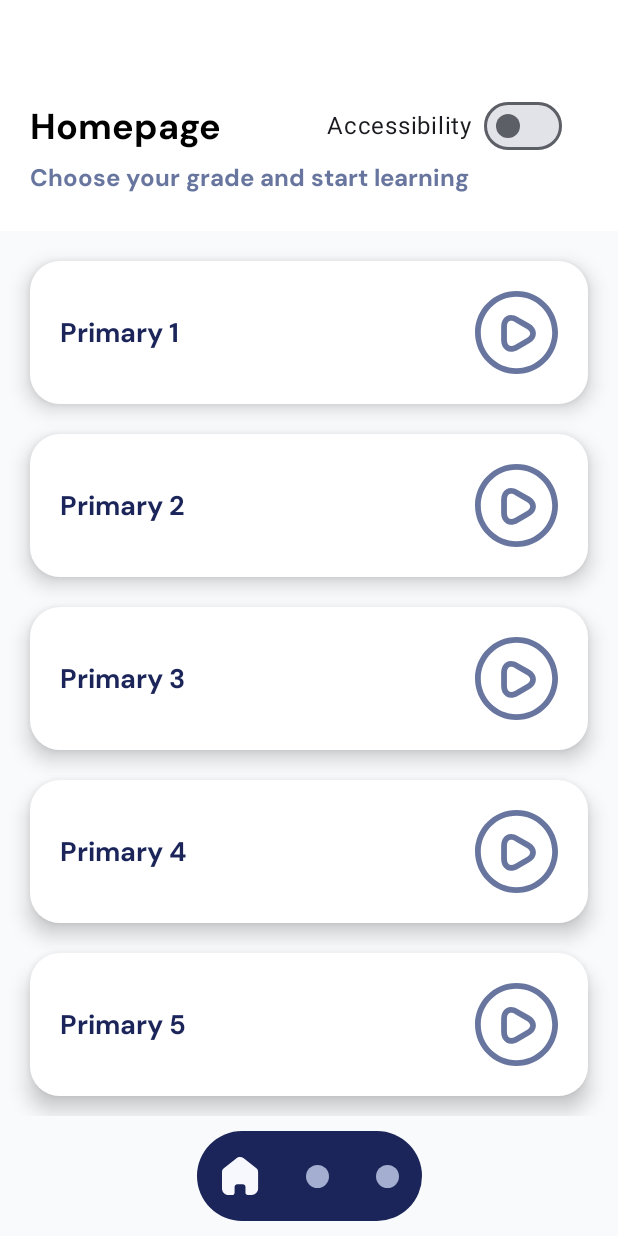
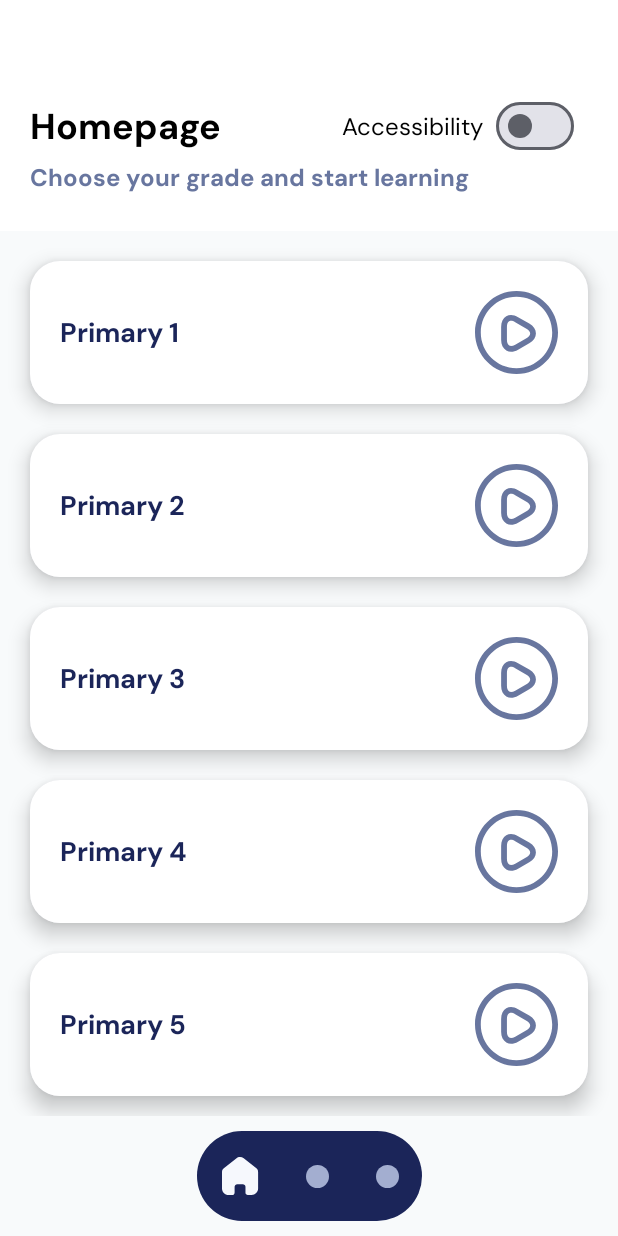
Before and after one commit to ElikplimSunu/Vizium, an Android app built with Jetpack Compose: the screen it shows after launch (MainActivity), on a phone screen of 412 x 824 dp. Run offline under Robolectric (Android 15) with nearby library versions, the phone set to English and light mode, and no system bars; our stand-ins replace accompanist, livedata-compose; libraries missing offline, so code that uses them is left out: com.itextpdf.text; 4 statements that could not run were skipped.

```diff
--- a/app/build.gradle.kts
+++ b/app/build.gradle.kts
@@ -65,6 +65,7 @@ dependencies {
     implementation(libs.androidx.runtime.livedata)
     implementation(libs.androidx.preference.ktx)
     implementation(libs.androidx.core.ktx)
+    implementation(libs.accompanist.systemuicontroller)
     annotationProcessor(libs.androidx.room.compiler)
     implementation(libs.androidx.room.runtime)
     //implementation(libs.retrofit)
--- /dev/null
+++ b/app/src/main/java/com/sunueric/prototype1/ui/composables/SplashScreen.kt
@@ -0,0 +1,38 @@
+package com.sunueric.prototype1.ui.composables
+
+import androidx.compose.foundation.Image
+import androidx.compose.foundation.background
+import androidx.compose.foundation.layout.Box
+import androidx.compose.foundation.layout.fillMaxSize
+import androidx.compose.runtime.Composable
+import androidx.compose.runtime.LaunchedEffect
+import androidx.compose.ui.Alignment
+import androidx.compose.ui.Modifier
+import androidx.compose.ui.graphics.Color
+import androidx.compose.ui.res.painterResource
+import androidx.navigation.NavController
+import com.google.accompanist.systemuicontroller.rememberSystemUiController
+import com.sunueric.prototype1.R
+import com.sunueric.prototype1.ui.utils.Screens
+import kotlinx.coroutines.delay
+
+@Composable
+fun SplashScreen(navController: NavController) {
+    rememberSystemUiController().apply {
+        this.isNavigationBarVisible = false
+        this.isStatusBarVisible = false
+        this.isSystemBarsVisible = false
+    }
+
+    LaunchedEffect(key1 = true) {
+        delay(2500)
+        navController.navigate(Screens.Grades.route) {
+            popUpTo(0)
+        }
+    }
+
+    Box(modifier = Modifier.fillMaxSize().background(color = Color(0xFFE5E5E5)), contentAlignment = Alignment.Center) {
+        Image(painter = painterResource(id = R.drawable.baseline_menu_book_24),
+            contentDescription = "Splash Screen")
+    }
+}
--- a/app/src/main/java/com/sunueric/prototype1/ui/screens/Homepage.kt
+++ b/app/src/main/java/com/sunueric/prototype1/ui/screens/Homepage.kt
@@ -62,7 +62,7 @@ fun HomepageScreen(navController: NavController, viewModel: SharedViewModel) {
         ) {
             Row(
                 verticalAlignment = Alignment.CenterVertically,
-                horizontalArrangement = Arrangement.spacedBy(70.dp)
+                horizontalArrangement = Arrangement.spacedBy(80.dp)
             ) {
                 Text(
                     text = "Homepage",
@@ -118,7 +118,7 @@ fun SwitchWithLabel(
         modifier = modifier,
         verticalAlignment = Alignment.CenterVertically
     ) {
-        Text(text = label)
+        Text(text = label, style = TextStyle(fontFamily = dmSans, fontSize = 16.sp, color = Color.Black))
         Switch(
             checked = isChecked,
             onCheckedChange = onCheckedChange,
--- a/app/src/main/java/com/sunueric/prototype1/ui/utils/Navigation.kt
+++ b/app/src/main/java/com/sunueric/prototype1/ui/utils/Navigation.kt
@@ -18,6 +18,7 @@ import com.sunueric.prototype1.ui.composables.CoursesScreen
 import com.sunueric.prototype1.ui.composables.CustomNavBar
 import com.sunueric.prototype1.ui.composables.QuizScreen
 import com.sunueric.prototype1.ui.composables.ReaderScreen
+import com.sunueric.prototype1.ui.composables.SplashScreen
 import com.sunueric.prototype1.ui.composables.TopicsScreen
 import com.sunueric.prototype1.ui.screens.HomepageScreen
 import com.sunueric.prototype1.ui.utils.Screens
@@ -66,8 +67,9 @@ fun BottomNavGraph(
 ) {
     NavHost(
         navController = navController,
-        startDestination = Screens.Grades.route
+        startDestination = Screens.SpashScreen.route
     ) {
+
         composable(route = Screens.Grades.route)
         {
             HomepageScreen(navController, viewModel)
@@ -91,5 +93,9 @@ fun BottomNavGraph(
         {
             CoursesScreen(navController = navController, viewModel = viewModel)
         }
+        composable(route = Screens.SpashScreen.route)
+        {
+            SplashScreen(navController)
+        }
     }
 }
--- a/app/src/main/java/com/sunueric/prototype1/ui/utils/Screens.kt
+++ b/app/src/main/java/com/sunueric/prototype1/ui/utils/Screens.kt
@@ -1,6 +1,7 @@
 package com.sunueric.prototype1.ui.utils
 
 sealed class Screens(val route: String) {
+    object SpashScreen : Screens("splash_screen")
     object Grades : Screens("grades_screen")
     object Courses : Screens("courses_screen")
     object Topics : Screens("topics_screen")
--- /dev/null
+++ b/app/src/main/res/drawable/baseline_menu_book_24.xml
@@ -0,0 +1,8 @@
+<vector xmlns:android="http://schemas.android.com/apk/res/android" android:width="200dp"
+    android:height="200dp" android:autoMirrored="true"
+    android:tint="#68769F" android:viewportWidth="24" android:viewportHeight="24">
+    <path android:fillColor="@android:color/white" android:pathData="M21,5c-1.11,-0.35 -2.33,-0.5 -3.5,-0.5c-1.95,0 -4.05,0.4 -5.5,1.5c-1.45,-1.1 -3.55,-1.5 -5.5,-1.5S2.45,4.9 1,6v14.65c0,0.25 0.25,0.5 0.5,0.5c0.1,0 0.15,-0.05 0.25,-0.05C3.1,20.45 5.05,20 6.5,20c1.95,0 4.05,0.4 5.5,1.5c1.35,-0.85 3.8,-1.5 5.5,-1.5c1.65,0 3.35,0.3 4.75,1.05c0.1,0.05 0.15,0.05 0.25,0.05c0.25,0 0.5,-0.25 0.5,-0.5V6C22.4,5.55 21.75,5.25 21,5zM21,18.5c-1.1,-0.35 -2.3,-0.5 -3.5,-0.5c-1.7,0 -4.15,0.65 -5.5,1.5V8c1.35,-0.85 3.8,-1.5 5.5,-1.5c1.2,0 2.4,0.15 3.5,0.5V18.5z"/>
+    <path android:fillColor="@android:color/white" android:pathData="M17.5,10.5c0.88,0 1.73,0.09 2.5,0.26V9.24C19.21,9.09 18.36,9 17.5,9c-1.7,0 -3.24,0.29 -4.5,0.83v1.66C14.13,10.85 15.7,10.5 17.5,10.5z"/>
+    <path android:fillColor="@android:color/white" android:pathData="M13,12.49v1.66c1.13,-0.64 2.7,-0.99 4.5,-0.99c0.88,0 1.73,0.09 2.5,0.26V11.9c-0.79,-0.15 -1.64,-0.24 -2.5,-0.24C15.8,11.66 14.26,11.96 13,12.49z"/>
+    <path android:fillColor="@android:color/white" android:pathData="M17.5,14.33c-1.7,0 -3.24,0.29 -4.5,0.83v1.66c1.13,-0.64 2.7,-0.99 4.5,-0.99c0.88,0 1.73,0.09 2.5,0.26v-1.52C19.21,14.41 18.36,14.33 17.5,14.33z"/>
+</vector>
--- /dev/null
+++ b/app/src/main/res/drawable/forward_5_secs.xml
@@ -0,0 +1,6 @@
+<vector xmlns:android="http://schemas.android.com/apk/res/android" android:width="50dp"
+    android:height="50dp" android:tint="#68769F"
+    android:viewportWidth="24" android:viewportHeight="24">
+    <path android:fillColor="@android:color/white" android:pathData="M18,13c0,3.31 -2.69,6 -6,6s-6,-2.69 -6,-6s2.69,-6 6,-6v4l5,-5l-5,-5v4c-4.42,0 -8,3.58 -8,8c0,4.42 3.58,8 8,8c4.42,0 8,-3.58 8,-8H18z"/>
+    <path android:fillColor="@android:color/white" android:pathData="M12.03,15.38c-0.44,0 -0.58,-0.31 -0.6,-0.56h-0.84c0.03,0.85 0.79,1.25 1.44,1.25c0.93,0 1.44,-0.63 1.44,-1.43c0,-1.33 -0.97,-1.44 -1.3,-1.44c-0.2,0 -0.43,0.05 -0.64,0.16l0.11,-0.92h1.7v-0.71h-2.39l-0.25,2.17l0.67,0.17c0.13,-0.13 0.28,-0.23 0.57,-0.23c0.4,0 0.69,0.23 0.69,0.75C12.62,14.64 12.65,15.38 12.03,15.38z"/>
+</vector>
--- /dev/null
+++ b/app/src/main/res/drawable/reverse_5_secs.xml
@@ -0,0 +1,6 @@
+<vector xmlns:android="http://schemas.android.com/apk/res/android" android:width="50dp"
+    android:height="50dp" android:tint="#68769F"
+    android:viewportWidth="24" android:viewportHeight="24">
+    <path android:fillColor="@android:color/white" android:pathData="M12,5V1L7,6l5,5V7c3.31,0 6,2.69 6,6s-2.69,6 -6,6s-6,-2.69 -6,-6H4c0,4.42 3.58,8 8,8s8,-3.58 8,-8S16.42,5 12,5z"/>
+    <path android:fillColor="@android:color/white" android:pathData="M10.69,13.9l0.25,-2.17h2.39v0.71h-1.7l-0.11,0.92c0.03,-0.02 0.07,-0.03 0.11,-0.05s0.09,-0.04 0.15,-0.05s0.12,-0.03 0.18,-0.04s0.13,-0.02 0.2,-0.02c0.21,0 0.39,0.03 0.55,0.1s0.3,0.16 0.41,0.28s0.2,0.27 0.25,0.45s0.09,0.38 0.09,0.6c0,0.19 -0.03,0.37 -0.09,0.54s-0.15,0.32 -0.27,0.45s-0.27,0.24 -0.45,0.31s-0.39,0.12 -0.64,0.12c-0.18,0 -0.36,-0.03 -0.53,-0.08s-0.32,-0.14 -0.46,-0.24s-0.24,-0.24 -0.32,-0.39s-0.13,-0.33 -0.13,-0.53h0.84c0.02,0.18 0.08,0.32 0.19,0.41s0.25,0.15 0.42,0.15c0.11,0 0.2,-0.02 0.27,-0.06s0.14,-0.1 0.18,-0.17s0.08,-0.15 0.11,-0.25s0.03,-0.2 0.03,-0.31s-0.01,-0.21 -0.04,-0.31s-0.07,-0.17 -0.13,-0.24s-0.13,-0.12 -0.21,-0.15s-0.19,-0.05 -0.3,-0.05c-0.08,0 -0.15,0.01 -0.2,0.02s-0.11,0.03 -0.15,0.05s-0.08,0.05 -0.12,0.07s-0.07,0.06 -0.1,0.09L10.69,13.9z"/>
+</vector>
--- /dev/null
+++ b/app/src/main/res/drawable/skip_next.xml
@@ -0,0 +1,5 @@
+<vector xmlns:android="http://schemas.android.com/apk/res/android" android:width="50dp"
+    android:height="50dp" android:tint="#68769F"
+    android:viewportWidth="24" android:viewportHeight="24">
+    <path android:fillColor="@android:color/white" android:pathData="M6,18l8.5,-6L6,6v12zM16,6v12h2V6h-2z"/>
+</vector>
--- a/gradle/libs.versions.toml
+++ b/gradle/libs.versions.toml
@@ -30,6 +30,7 @@ room-compiler = "2.6.0-alpha02"
 room-runtime = "2.6.0-alpha02"
 preference-ktx = "1.2.0"
 androidx-core-ktx = "1.12.0-alpha05"
+accompanist-systemuicontroller = "0.31.6-rc"
 
 [libraries]
 androidx-constraintlayout-compose = { module = "androidx.constraintlayout:constraintlayout-compose", version.ref = "constraintlayout-compose" }
@@ -74,6 +75,7 @@ androidx-room-compiler = { group = "androidx.room", name = "room-compiler", vers
 androidx-room-runtime = { group = "androidx.room", name = "room-runtime", version.ref = "room-runtime" }
 androidx-preference-ktx = { group = "androidx.preference", name = "preference-ktx", version.ref = "preference-ktx" }
 androidx-core-ktx = { group = "androidx.core", name = "core-ktx", version.ref = "androidx-core-ktx" }
+accompanist-systemuicontroller = { group = "com.google.accompanist", name = "accompanist-systemuicontroller", version.ref = "accompanist-systemuicontroller" }
 
 [plugins]
 androidApplication = { id = "com.android.application", version.ref = "agp" }
```
Also changed, not shown: app/src/main/java/com/sunueric/prototype1/data/QuizViewModel.kt (+9 -97 lines), app/src/main/java/com/sunueric/prototype1/ui/composables/ReaderComposable.kt (+106 -16 lines).
